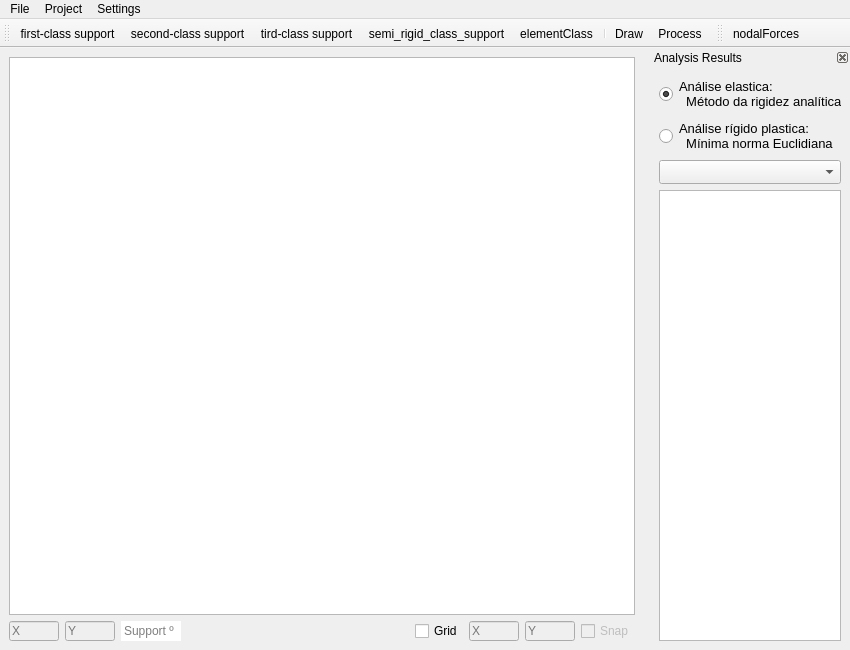
Before: the Qt Designer form src/ui/FormUVATool.ui in arthurbg951/UVATool, drawn with Qt 5.
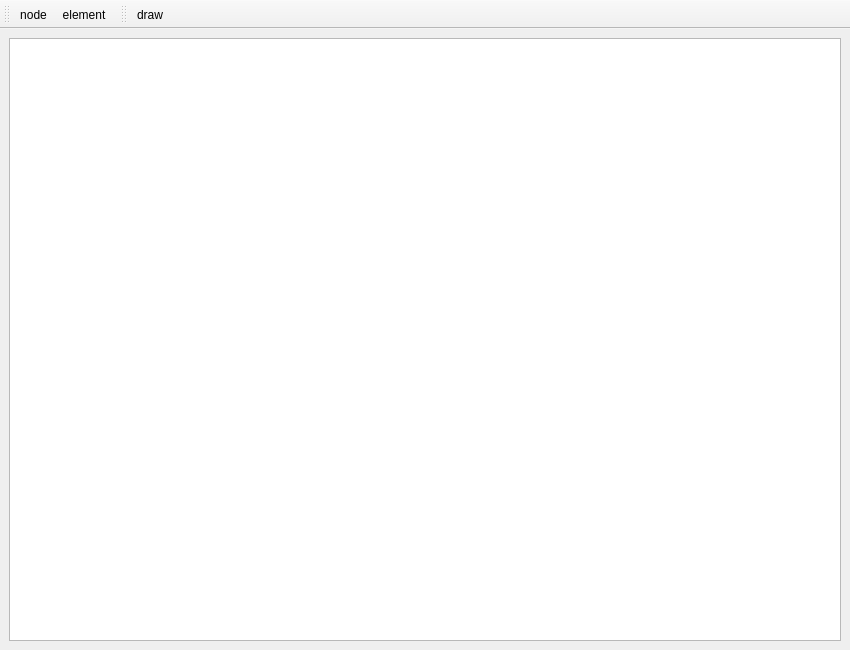
After: the same form once the commit is applied. Icons and pictures are not drawn.

Patch:
```diff
--- a/src/ui/FormUVATool.ui
+++ b/src/ui/FormUVATool.ui
@@ -20,183 +20,11 @@
   <widget class="QWidget" name="centralwidget">
    <layout class="QGridLayout" name="gridLayout">
     <item row="0" column="0">
-     <layout class="QVBoxLayout" name="verticalLayout">
-      <item>
-       <widget class="QGraphicsView" name="graphicsViewCanvas">
-        <property name="minimumSize">
-         <size>
-          <width>581</width>
-          <height>511</height>
-         </size>
-        </property>
-       </widget>
-      </item>
-      <item>
-       <layout class="QHBoxLayout" name="horizontalLayout">
-        <item>
-         <widget class="QLineEdit" name="lineEditXCanvas">
-          <property name="enabled">
-           <bool>false</bool>
-          </property>
-          <property name="maximumSize">
-           <size>
-            <width>50</width>
-            <height>20</height>
-           </size>
-          </property>
-          <property name="placeholderText">
-           <string>X</string>
-          </property>
-         </widget>
-        </item>
-        <item>
-         <widget class="QLineEdit" name="lineEditYCanvas">
-          <property name="enabled">
-           <bool>false</bool>
-          </property>
-          <property name="maximumSize">
-           <size>
-            <width>50</width>
-            <height>20</height>
-           </size>
-          </property>
-          <property name="placeholderText">
-           <string>Y</string>
-          </property>
-         </widget>
-        </item>
-        <item>
-         <widget class="QLineEdit" name="lineEditSuportAngulation">
-          <property name="minimumSize">
-           <size>
-            <width>60</width>
-            <height>20</height>
-           </size>
-          </property>
-          <property name="maximumSize">
-           <size>
-            <width>60</width>
-            <height>20</height>
-           </size>
-          </property>
-          <property name="styleSheet">
-           <string notr="true">QLineEdit {
-	border-color:black;
-    border-top: 4px;
-}</string>
-          </property>
-          <property name="placeholderText">
-           <string>Support º</string>
-          </property>
-         </widget>
-        </item>
-        <item>
-         <spacer name="horizontalSpacer">
-          <property name="orientation">
-           <enum>Qt::Horizontal</enum>
-          </property>
-          <property name="sizeHint" stdset="0">
-           <size>
-            <width>40</width>
-            <height>20</height>
-           </size>
-          </property>
-         </spacer>
-        </item>
-        <item>
-         <widget class="QCheckBox" name="checkBoxGrid">
-          <property name="text">
-           <string>Grid</string>
-          </property>
-         </widget>
-        </item>
-        <item>
-         <widget class="QLineEdit" name="lineEditXGrid">
-          <property name="enabled">
-           <bool>false</bool>
-          </property>
-          <property name="maximumSize">
-           <size>
-            <width>50</width>
-            <height>20</height>
-           </size>
-          </property>
-          <property name="placeholderText">
-           <string>X</string>
-          </property>
-         </widget>
-        </item>
-        <item>
-         <widget class="QLineEdit" name="lineEditYGrid">
-          <property name="enabled">
-           <bool>false</bool>
-          </property>
-          <property name="maximumSize">
-           <size>
-            <width>50</width>
-            <height>20</height>
-           </size>
-          </property>
-          <property name="placeholderText">
-           <string>Y</string>
-          </property>
-         </widget>
-        </item>
-        <item>
-         <widget class="QCheckBox" name="checkBoxGridSnap">
-          <property name="enabled">
-           <bool>false</bool>
-          </property>
-          <property name="text">
-           <string>Snap</string>
-          </property>
-         </widget>
-        </item>
-       </layout>
-      </item>
-     </layout>
+     <widget class="QGraphicsView" name="GraphicsView"/>
     </item>
    </layout>
   </widget>
-  <widget class="QMenuBar" name="menubar">
-   <property name="geometry">
-    <rect>
-     <x>0</x>
-     <y>0</y>
-     <width>850</width>
-     <height>21</height>
-    </rect>
-   </property>
-   <widget class="QMenu" name="menuFile">
-    <property name="title">
-     <string>File</string>
-    </property>
-    <addaction name="actionNew"/>
-    <addaction name="actionOpen"/>
-    <addaction name="actionSave"/>
-    <addaction name="separator"/>
-    <addaction name="actionExport"/>
-    <addaction name="separator"/>
-    <addaction name="actionExt"/>
-   </widget>
-   <widget class="QMenu" name="menuProject">
-    <property name="title">
-     <string>Project</string>
-    </property>
-    <addaction name="actionDefaults"/>
-    <addaction name="separator"/>
-   </widget>
-   <widget class="QMenu" name="menuSettings">
-    <property name="title">
-     <string>Settings</string>
-    </property>
-    <addaction name="actionOptions"/>
-   </widget>
-   <addaction name="menuFile"/>
-   <addaction name="menuProject"/>
-   <addaction name="menuSettings"/>
-  </widget>
-  <widget class="QToolBar" name="toolBarDraw">
+  <widget class="QToolBar" name="DrawingsToolBar">
    <property name="minimumSize">
     <size>
      <width>0</width>
@@ -204,7 +32,7 @@
     </size>
    </property>
    <property name="windowTitle">
-    <string>Supports</string>
+    <string>Drawings</string>
    </property>
    <property name="allowedAreas">
     <set>Qt::LeftToolBarArea|Qt::RightToolBarArea|Qt::TopToolBarArea</set>
@@ -224,117 +52,12 @@
    <attribute name="toolBarBreak">
     <bool>false</bool>
    </attribute>
-   <addaction name="first_class_support"/>
-   <addaction name="second_class_support"/>
-   <addaction name="tird_class_support"/>
-   <addaction name="semi_rigid_class_support"/>
-   <addaction name="elementClass"/>
-   <addaction name="separator"/>
-   <addaction name="actionDraw"/>
-   <addaction name="actionProcess"/>
+   <addaction name="NodeAction"/>
+   <addaction name="ElementAction"/>
   </widget>
-  <widget class="QDockWidget" name="dockWidgetResults">
-   <property name="minimumSize">
-    <size>
-     <width>200</width>
-     <height>253</height>
-    </size>
-   </property>
-   <property name="maximumSize">
-    <size>
-     <width>200</width>
-     <height>524287</height>
-    </size>
-   </property>
-   <property name="toolTip">
-    <string>Results</string>
-   </property>
-   <property name="statusTip">
-    <string>Results</string>
-   </property>
-   <property name="accessibleName">
-    <string/>
-   </property>
-   <property name="accessibleDescription">
-    <string>Results</string>
-   </property>
-   <property name="styleSheet">
-    <string notr="true">QDockWidget{
-border:0px;
-}</string>
-   </property>
-   <property name="floating">
-    <bool>false</bool>
-   </property>
-   <property name="features">
-    <set>QDockWidget::DockWidgetClosable|QDockWidget::DockWidgetMovable</set>
-   </property>
+  <widget class="QToolBar" name="ToolsToolBar">
    <property name="windowTitle">
-    <string>Analysis Results</string>
-   </property>
-   <attribute name="dockWidgetArea">
-    <number>2</number>
-   </attribute>
-   <widget class="QWidget" name="dockWidgetContentsResults">
-    <layout class="QVBoxLayout" name="verticalLayout_2">
-     <item>
-      <widget class="QRadioButton" name="radioButton">
-       <property name="font">
-        <font>
-         <pointsize>10</pointsize>
-        </font>
-       </property>
-       <property name="text">
-        <string>Análise elastica:
-  Método da rigidez analítica</string>
-       </property>
-       <property name="checked">
-        <bool>true</bool>
-       </property>
-      </widget>
-     </item>
-     <item>
-      <widget class="QRadioButton" name="radioButton_2">
-       <property name="font">
-        <font>
-         <pointsize>10</pointsize>
-        </font>
-       </property>
-       <property name="text">
-        <string>Análise rígido plastica:
-  Mínima norma Euclidiana</string>
-       </property>
-      </widget>
-     </item>
-     <item>
-      <widget class="QComboBox" name="comboBoxResultOptions">
-       <property name="minimumSize">
-        <size>
-         <width>0</width>
-         <height>24</height>
-        </size>
-       </property>
-       <property name="editable">
-        <bool>false</bool>
-       </property>
-      </widget>
-     </item>
-     <item>
-      <widget class="QListWidget" name="listWidgetResults">
-       <property name="viewMode">
-        <enum>QListView::ListMode</enum>
-       </property>
-      </widget>
-     </item>
-    </layout>
-   </widget>
-  </widget>
-  <widget class="QToolBar" name="toolBarLoadings">
-   <property name="enabled">
-    <bool>true</bool>
-   </property>
-   <property name="windowTitle">
-    <string>Forces</string>
+    <string>Tools</string>
    </property>
    <property name="iconSize">
     <size>
@@ -348,131 +71,9 @@
    <attribute name="toolBarBreak">
     <bool>false</bool>
    </attribute>
-   <addaction name="nodalForces"/>
+   <addaction name="DrawAction"/>
   </widget>
-  <action name="actionNew">
-   <property name="icon">
-    <iconset>
-     <normaloff>../icons/new_file.png</normaloff>../icons/new_file.png</iconset>
-   </property>
-   <property name="text">
-    <string>New...</string>
-   </property>
-  </action>
-  <action name="actionOpen">
-   <property name="icon">
-    <iconset>
-     <normaloff>../icons/open.png</normaloff>../icons/open.png</iconset>
-   </property>
-   <property name="text">
-    <string>Open...</string>
-   </property>
-  </action>
-  <action name="actionSave">
-   <property name="icon">
-    <iconset>
-     <normaloff>../icons/save.png</normaloff>../icons/save.png</iconset>
-   </property>
-   <property name="text">
-    <string>Save</string>
-   </property>
-  </action>
-  <action name="actionExport">
-   <property name="icon">
-    <iconset>
-     <normaloff>../icons/export.png</normaloff>../icons/export.png</iconset>
-   </property>
-   <property name="text">
-    <string>Export</string>
-   </property>
-  </action>
-  <action name="actionExt">
-   <property name="icon">
-    <iconset>
-     <normaloff>../icons/exit.png</normaloff>../icons/exit.png</iconset>
-   </property>
-   <property name="text">
-    <string>Exit</string>
-   </property>
-  </action>
-  <action name="first_class_support">
-   <property name="checkable">
-    <bool>true</bool>
-   </property>
-   <property name="icon">
-    <iconset>
-     <normaloff>../icons/apoio_primeiro_genero.png</normaloff>../icons/apoio_primeiro_genero.png</iconset>
-   </property>
-   <property name="text">
-    <string>first-class support</string>
-   </property>
-   <property name="toolTip">
-    <string>First-class support for drawing</string>
-   </property>
-  </action>
-  <action name="second_class_support">
-   <property name="checkable">
-    <bool>true</bool>
-   </property>
-   <property name="icon">
-    <iconset>
-     <normaloff>../icons/apoio_segundo_genero.png</normaloff>../icons/apoio_segundo_genero.png</iconset>
-   </property>
-   <property name="text">
-    <string>second-class support</string>
-   </property>
-   <property name="toolTip">
-    <string>Second-class support for drawing</string>
-   </property>
-  </action>
-  <action name="tird_class_support">
-   <property name="checkable">
-    <bool>true</bool>
-   </property>
-   <property name="icon">
-    <iconset>
-     <normaloff>../icons/apoio_terceiro_genero.png</normaloff>../icons/apoio_terceiro_genero.png</iconset>
-   </property>
-   <property name="text">
-    <string>tird-class support</string>
-   </property>
-   <property name="toolTip">
-    <string>Tird-class support for drawing</string>
-   </property>
-  </action>
-  <action name="semi_rigid_class_support">
-   <property name="checkable">
-    <bool>true</bool>
-   </property>
-   <property name="icon">
-    <iconset>
-     <normaloff>../icons/apoio_semi_rigido.png</normaloff>../icons/apoio_semi_rigido.png</iconset>
-   </property>
-   <property name="text">
-    <string>semi_rigid_class_support</string>
-   </property>
-   <property name="toolTip">
-    <string>Semi rigid support</string>
-   </property>
-  </action>
-  <action name="actionDraw">
-   <property name="icon">
-    <iconset>
-     <normaloff>../icons/draw.png</normaloff>../icons/draw.png</iconset>
-   </property>
-   <property name="text">
-    <string>Draw</string>
-   </property>
-   <property name="toolTip">
-    <string>Draw on Canvas</string>
-   </property>
-  </action>
-  <action name="actionDefaults">
-   <property name="text">
-    <string>Defaults</string>
-   </property>
-  </action>
-  <action name="elementClass">
+  <action name="ElementAction">
    <property name="checkable">
     <bool>true</bool>
    </property>
@@ -481,42 +82,37 @@
      <normaloff>../icons/element.png</normaloff>../icons/element.png</iconset>
    </property>
    <property name="text">
-    <string>elementClass</string>
+    <string>element</string>
    </property>
    <property name="toolTip">
     <string>Element</string>
    </property>
   </action>
-  <action name="actionOptions">
-   <property name="text">
-    <string>Options</string>
-   </property>
-  </action>
-  <action name="nodalForces">
+  <action name="NodeAction">
    <property name="checkable">
     <bool>true</bool>
    </property>
    <property name="icon">
     <iconset>
-     <normaloff>../icons/vertical_force.png</normaloff>../icons/vertical_force.png</iconset>
+     <normaloff>../icons/node.png</normaloff>../icons/node.png</iconset>
    </property>
    <property name="text">
-    <string>nodalForces</string>
+    <string>node</string>
    </property>
    <property name="toolTip">
-    <string>Vertical Force</string>
+    <string>Node</string>
    </property>
   </action>
-  <action name="actionProcess">
+  <action name="DrawAction">
    <property name="icon">
     <iconset>
-     <normaloff>../icons/process.png</normaloff>../icons/process.png</iconset>
+     <normaloff>../icons/draw.png</normaloff>../icons/draw.png</iconset>
    </property>
    <property name="text">
-    <string>Process</string>
+    <string>draw</string>
    </property>
    <property name="toolTip">
-    <string>Process Calculations</string>
+    <string>Draw Menu</string>
    </property>
   </action>
  </widget>
```
